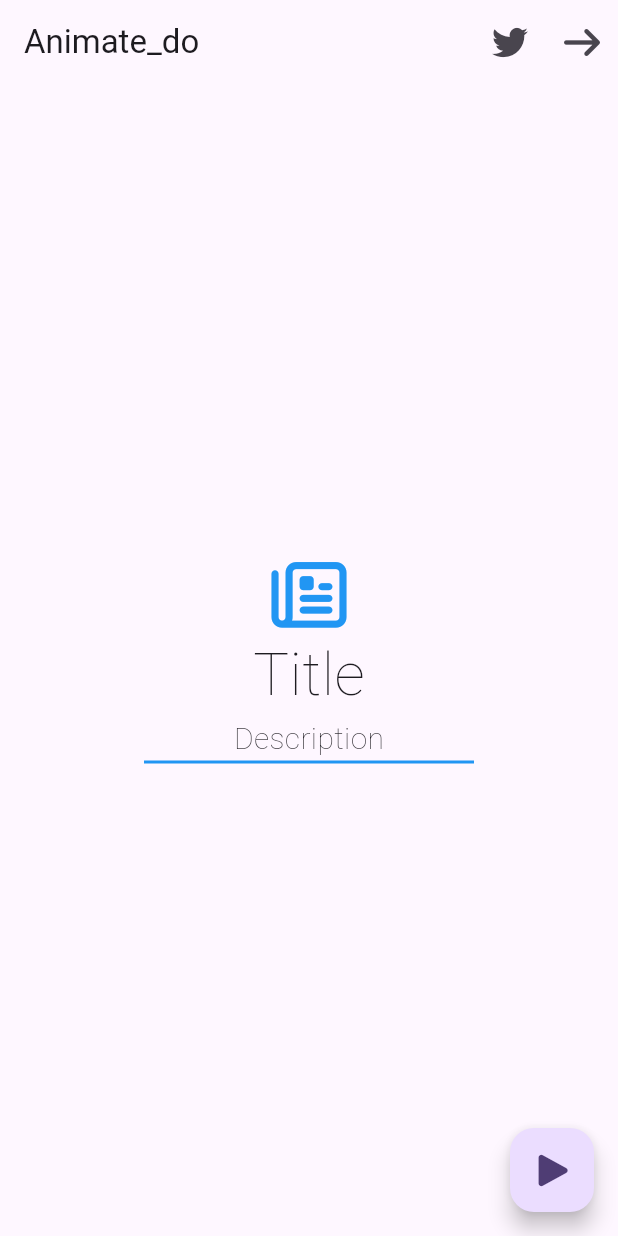
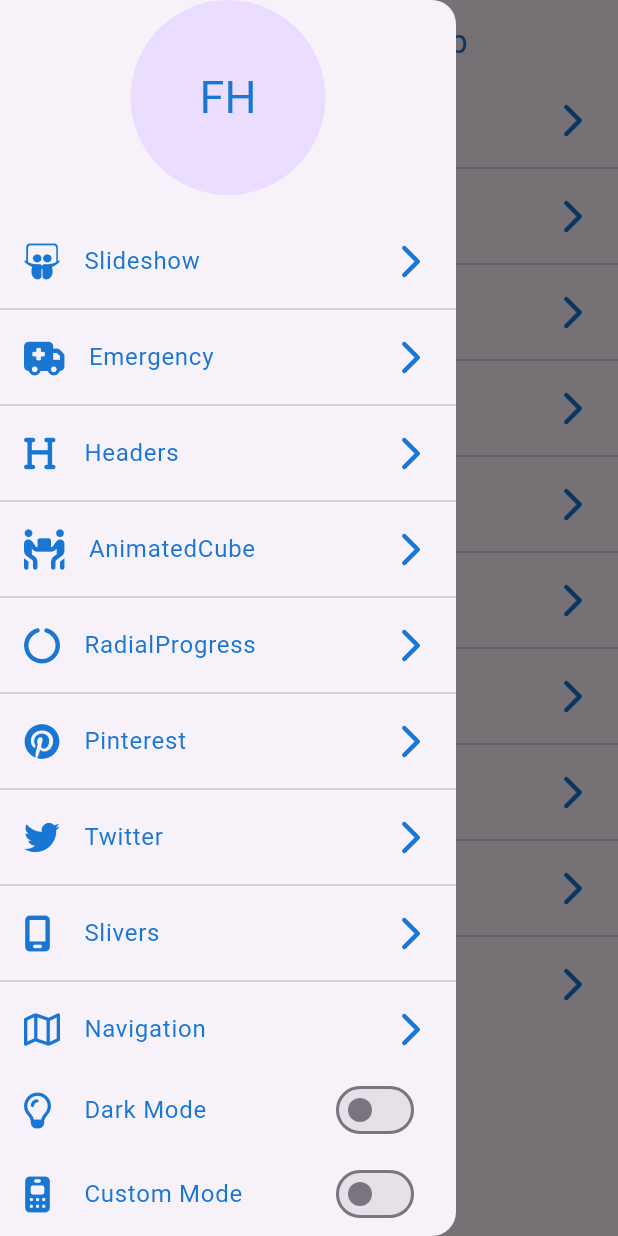
Before and after one commit to rddeveloper2019/prof_design_app, a Flutter app: the screen it shows after launch, with the side drawer open (before the commit the screen has no drawer), on a phone screen of 412 x 824 dp. Run offline on Flutter 3.47's test engine with Material 3 defaults, Android fonts, the phone set to English and light mode, and no system bars; our stand-ins replace animate_do, flutter_svg, font_awesome_flutter.

Commit message:
theme of app

```diff
--- a/lib/main.dart
+++ b/lib/main.dart
@@ -1,17 +1,16 @@
 import 'package:flutter/material.dart';
-import 'package:prof_design_app/src/pages/animated_cube_page.dart';
-import 'package:prof_design_app/src/pages/animations_page.dart';
-import 'package:prof_design_app/src/pages/emergency_page.dart';
-import 'package:prof_design_app/src/pages/headers_page.dart';
-import 'package:prof_design_app/src/pages/pinterest_page.dart';
-import 'package:prof_design_app/src/pages/radial_progress_page.dart';
-import 'package:prof_design_app/src/pages/slide_show_page.dart';
-import 'package:prof_design_app/src/pages/slivers_page.dart';
 
-import 'src/animate_do_app/animate_do_app.dart';
+import 'package:prof_design_app/src/pages/launcher_page.dart';
+import 'package:prof_design_app/src/theme/theme.dart';
+import 'package:provider/provider.dart';
 
 void main() {
-  runApp(const MyApp());
+  runApp(
+    ChangeNotifierProvider(
+      create: (_) => ThemeChanger(),
+      child: const MyApp(),
+    ),
+  );
 }
 
 class MyApp extends StatelessWidget {
@@ -19,11 +18,12 @@ class MyApp extends StatelessWidget {
 
   @override
   Widget build(BuildContext context) {
+    final appTheme = Provider.of<ThemeChanger>(context);
     return MaterialApp(
       debugShowCheckedModeBanner: false,
       title: 'Professional Designs App',
-      theme: ThemeData(colorScheme: .fromSeed(seedColor: Colors.deepPurple)),
-      home: AnimateDoApp(),
+      theme: appTheme.currentTheme,
+      home: LauncherPage(),
     );
   }
 }
--- a/lib/src/animate_do_app/animate_do_app.dart
+++ /dev/null
@@ -1,2 +0,0 @@
-export './app/main.dart';
-export './pages/pages.dart';
--- a/lib/src/animate_do_app/app/main.dart
+++ /dev/null
@@ -1,12 +0,0 @@
-import 'package:flutter/material.dart';
-
-import '../animate_do_app.dart';
-
-class AnimateDoApp extends StatelessWidget {
-  const AnimateDoApp({super.key});
-
-  @override
-  Widget build(BuildContext context) {
-    return FirstPage();
-  }
-}
--- a/lib/src/animate_do_app/pages/pages.dart
+++ /dev/null
@@ -1,3 +0,0 @@
-export './first_page.dart';
-export './navigation_page.dart';
-export './twitter_page.dart';
--- /dev/null
+++ b/lib/src/pages/launcher_page.dart
@@ -0,0 +1,148 @@
+import 'package:flutter/material.dart';
+import 'package:font_awesome_flutter/font_awesome_flutter.dart';
+import 'package:prof_design_app/src/routes/routes.dart';
+import 'package:prof_design_app/src/theme/theme.dart';
+import 'package:provider/provider.dart';
+
+class LauncherPage extends StatefulWidget {
+  const LauncherPage({super.key});
+
+  @override
+  State<LauncherPage> createState() => _LauncherPageState();
+}
+
+class _LauncherPageState extends State<LauncherPage> {
+  @override
+  Widget build(BuildContext context) {
+    final appTheme = Provider.of<ThemeChanger>(context);
+    final reverseColor = appTheme.darkTheme
+        ? appTheme.currentTheme.primaryColorLight
+        : appTheme.currentTheme.primaryColorDark;
+    return Scaffold(
+      appBar: AppBar(
+        foregroundColor: reverseColor,
+        backgroundColor: appTheme.currentTheme.scaffoldBackgroundColor,
+        title: Text(
+          'Professional Design App',
+          style: TextStyle(color: reverseColor),
+        ),
+      ),
+      drawer: MainMenu(),
+      body: ListOptions(),
+    );
+  }
+}
+
+class ListOptions extends StatelessWidget {
+  const ListOptions({super.key});
+
+  @override
+  Widget build(BuildContext context) {
+    final appTheme = Provider.of<ThemeChanger>(context);
+    final reverseColor = appTheme.darkTheme
+        ? appTheme.currentTheme.primaryColorLight
+        : appTheme.currentTheme.primaryColorDark;
+    return ListView.separated(
+      itemCount: pageRoutes.length,
+      physics: BouncingScrollPhysics(),
+      separatorBuilder: (BuildContext context, int index) {
+        return Divider();
+      },
+      itemBuilder: (BuildContext context, int index) {
+        final pageRoute = pageRoutes[index];
+        return ListTile(
+          dense: true,
+          onTap: () {
+            Navigator.of(context).push(MaterialPageRoute(builder: (context) => pageRoute.page));
+          },
+          leading: FaIcon(pageRoute.icon, color: reverseColor),
+          title: Text(
+            pageRoute.title,
+            style: TextStyle(
+              fontSize: 16,
+              fontWeight: FontWeight.normal,
+              color: reverseColor,
+            ),
+          ),
+          trailing: FaIcon(FontAwesomeIcons.chevronRight, color: reverseColor),
+        );
+      },
+    );
+  }
+}
+
+class MainMenu extends StatelessWidget {
+  const MainMenu({super.key});
+
+  @override
+  Widget build(BuildContext context) {
+    final appTheme = Provider.of<ThemeChanger>(context);
+    final reverseColor = appTheme.darkTheme
+        ? appTheme.currentTheme.primaryColorLight
+        : appTheme.currentTheme.primaryColorDark;
+    return Drawer(
+      child: ListTileTheme(
+        iconColor: Colors.red,
+        child: SafeArea(
+          child: Column(
+            children: [
+              Container(
+                padding: EdgeInsets.only(bottom: 20),
+                width: double.infinity,
+                height: 150,
+                child: CircleAvatar(
+                  child: Text(
+                    'FH',
+                    style: TextStyle(
+                      fontSize: 30,
+                      fontWeight: FontWeight.normal,
+                      color: reverseColor,
+                    ),
+                    textAlign: TextAlign.start,
+                  ),
+                ),
+              ),
+              Expanded(child: ListOptions()),
+              ListTile(
+                leading: FaIcon(FontAwesomeIcons.lightbulb, color: reverseColor),
+                title: Text(
+                  'Dark Mode',
+                  style: TextStyle(
+                    fontSize: 16,
+                    fontWeight: FontWeight.normal,
+                    color: reverseColor,
+                  ),
+                ),
+                trailing: Switch.adaptive(
+                  value: appTheme.darkTheme,
+                  onChanged: (value) {
+                    appTheme.darkTheme = value;
+                  },
+                  activeTrackColor: reverseColor,
+                ),
+              ),
+              ListTile(
+                leading: FaIcon(FontAwesomeIcons.mobileRetro, color: reverseColor),
+                title: Text(
+                  'Custom Mode',
+                  style: TextStyle(
+                    fontSize: 16,
+                    fontWeight: FontWeight.normal,
+                    color: reverseColor,
+                  ),
+                ),
+                trailing: Switch.adaptive(
+                  value: appTheme.customTheme,
+                  onChanged: (value) {
+                    appTheme.customTheme = value;
+                  },
+                  activeTrackColor: reverseColor,
+                ),
+              ),
+            ],
+          ),
+        ),
+      ),
+    );
+  }
+}
--- a/lib/src/pages/radial_progress_page.dart
+++ b/lib/src/pages/radial_progress_page.dart
@@ -1,7 +1,9 @@
 import 'dart:math';
 
 import 'package:flutter/material.dart';
+import 'package:prof_design_app/src/theme/theme.dart';
 import 'package:prof_design_app/src/widgets/radial_progress.dart';
+import 'package:provider/provider.dart';
 
 class RadialProgressPage extends StatefulWidget {
   const RadialProgressPage({super.key});
--- /dev/null
+++ b/lib/src/routes/routes.dart
@@ -0,0 +1,33 @@
+import 'package:flutter/material.dart';
+import 'package:font_awesome_flutter/font_awesome_flutter.dart';
+import 'package:prof_design_app/src/pages/animated_cube_page.dart';
+import 'package:prof_design_app/src/pages/animated_do_page.dart';
+import 'package:prof_design_app/src/pages/emergency_page.dart';
+import 'package:prof_design_app/src/pages/headers_page.dart';
+import 'package:prof_design_app/src/pages/navigation_page.dart';
+import 'package:prof_design_app/src/pages/pinterest_page.dart';
+import 'package:prof_design_app/src/pages/radial_progress_page.dart';
+import 'package:prof_design_app/src/pages/slide_show_page.dart';
+import 'package:prof_design_app/src/pages/slivers_page.dart';
+import 'package:prof_design_app/src/pages/twitter_page.dart';
+
+final List<Route> pageRoutes = [
+  Route(icon: FontAwesomeIcons.slideshare, title: 'Slideshow', page: SlideShowPage()),
+  Route(icon: FontAwesomeIcons.truckMedical, title: 'Emergency', page: EmergencyPage()),
+  Route(icon: FontAwesomeIcons.heading, title: 'Headers', page: HeadersPage()),
+  Route(icon: FontAwesomeIcons.peopleCarryBox, title: 'AnimatedCube', page: AnimatedCubePage()),
+  Route(icon: FontAwesomeIcons.circleNotch, title: 'RadialProgress', page: RadialProgressPage()),
+  Route(icon: FontAwesomeIcons.pinterest, title: 'Pinterest', page: PinterestPage()),
+  Route(icon: FontAwesomeIcons.twitter, title: 'Twitter', page: TwitterPage()),
+  Route(icon: FontAwesomeIcons.mobileScreen, title: 'Slivers', page: SliversPage()),
+  Route(icon: FontAwesomeIcons.map, title: 'Navigation', page: NavigationPage()),
+  Route(icon: FontAwesomeIcons.gofore, title: 'AnimateDo', page: AnimateDoPage()),
+];
+
+class Route {
+  final FaIconData icon;
+  final String title;
+  final Widget page;
+
+  Route({required this.icon, required this.title, required this.page});
+}
--- a/lib/src/widgets/radial_progress.dart
+++ b/lib/src/widgets/radial_progress.dart
@@ -17,8 +17,7 @@ class RadialProgress extends StatefulWidget {
   State<RadialProgress> createState() => _RadialProgressState();
 }
 
-class _RadialProgressState extends State<RadialProgress>
-    with SingleTickerProviderStateMixin {
+class _RadialProgressState extends State<RadialProgress> with SingleTickerProviderStateMixin {
   late AnimationController controller;
   late Animation<double> animatedPercents;
 
@@ -130,7 +129,7 @@ class _RadialProgressPainter extends CustomPainter {
     final textSpan = TextSpan(
       text: '${percents.round()}%',
       style: TextStyle(
-        color: Colors.black87,
+        color: Colors.green,
         fontSize: radius / 2.5,
         fontWeight: FontWeight.bold,
       ),
```
Also changed, not shown: lib/src/pages/animated_do_page.dart (renamed from lib/src/animate_do_app/pages/first_page.dart, +13 -31 lines), lib/src/pages/pinterest_page.dart (+9 -5 lines), lib/src/theme/theme.dart (added, +68 -0 lines), lib/src/widgets/show_slider.dart (+6 -3 lines), lib/src/pages/navigation_page.dart (renamed from lib/src/animate_do_app/pages/navigation_page.dart), lib/src/pages/twitter_page.dart (renamed from lib/src/animate_do_app/pages/twitter_page.dart).
